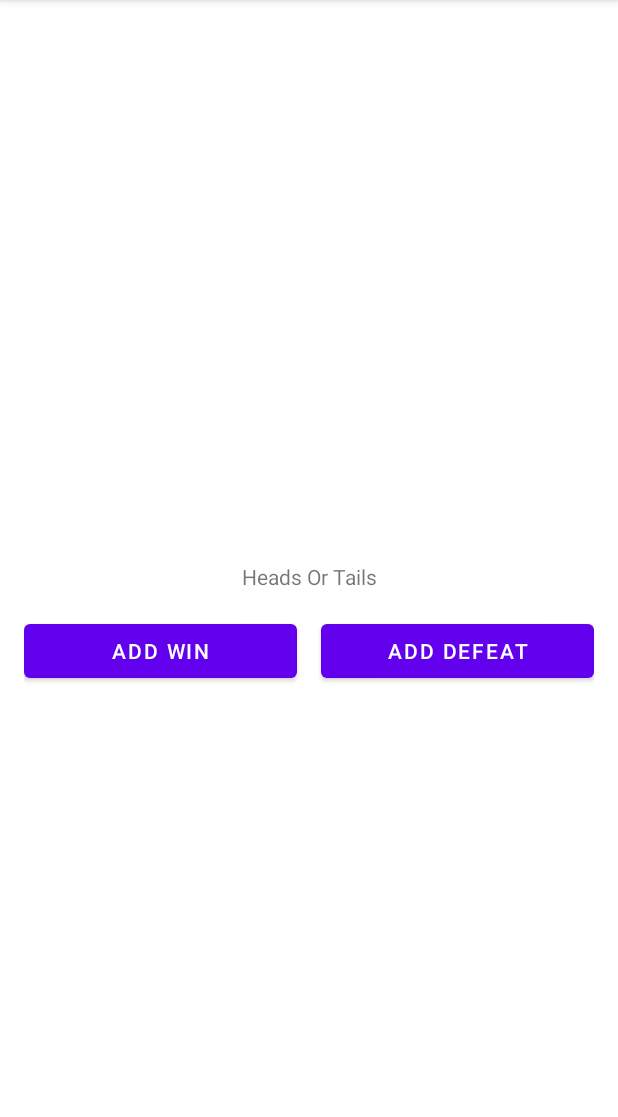
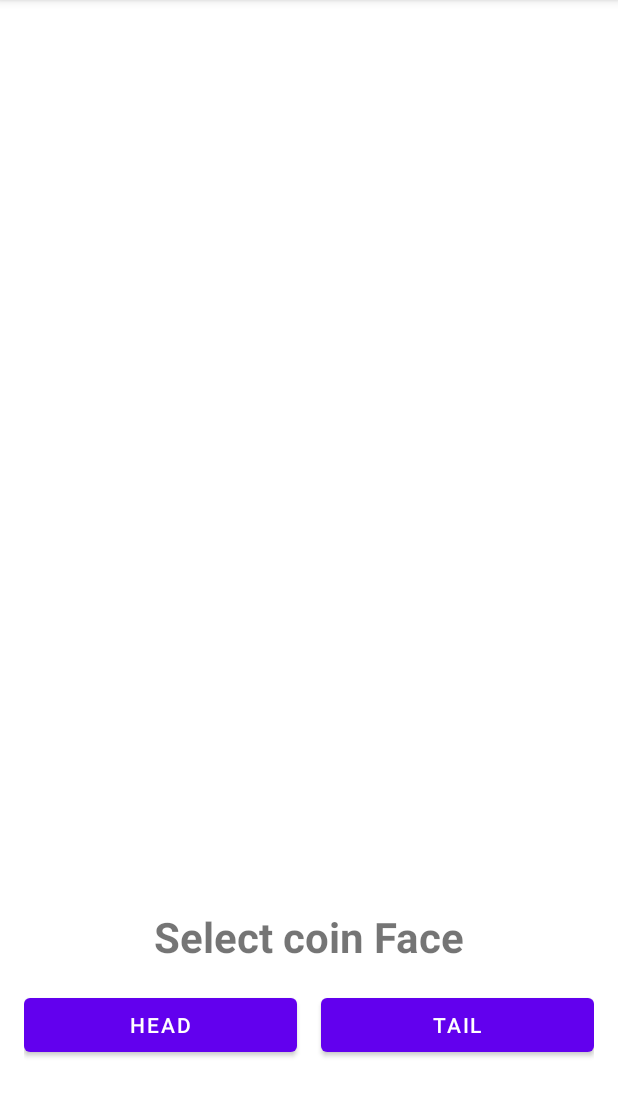
Before and after one commit to Gustavo-F/Programacao-Dispositivos-Moveis, an Android app: the HeadsTailsFragment screen opened through its navigation route, on a phone screen of 412 x 824 dp, the part 84-1201 px from its top. Run offline under Robolectric (Android 15) with nearby library versions, the phone set to English and light mode, and no system bars.

Commit message:
Implementaçãp dp jogo de cara e coroa

```diff
--- a/AppGames/app/src/main/java/com/gustavo/appgames/HeadsTailsFragment.kt
+++ b/AppGames/app/src/main/java/com/gustavo/appgames/HeadsTailsFragment.kt
@@ -1,9 +1,13 @@
 package com.gustavo.appgames
 
+import android.annotation.SuppressLint
 import android.os.Bundle
 import android.view.LayoutInflater
 import android.view.View
+import android.view.View.INVISIBLE
+import android.view.View.VISIBLE
 import android.view.ViewGroup
+import android.widget.Toast
 import androidx.fragment.app.Fragment
 import com.gustavo.appgames.databinding.FragmentHeadsTailsBinding
 
@@ -11,12 +15,13 @@ class HeadsTailsFragment: Fragment(R.layout.fragment_heads_tails) {
 
     private var _binding: FragmentHeadsTailsBinding? = null
     private val binding get() = _binding!!
+    private var selectedFace: Int = -1
 
     override fun onCreateView(
         inflater: LayoutInflater,
         container: ViewGroup?,
         savedInstanceState: Bundle?
-    ): View? {
+    ): View {
         _binding = FragmentHeadsTailsBinding.inflate(inflater, container, false)
         return binding.root
     }
@@ -29,12 +34,42 @@ class HeadsTailsFragment: Fragment(R.layout.fragment_heads_tails) {
     override fun onViewCreated(view: View, savedInstanceState: Bundle?) {
         super.onViewCreated(view, savedInstanceState)
 
-        binding.addWinButton.setOnClickListener {
-            Data.loggedUser?.winsAndDefeats!![0].wins += 1
+        binding.selectHeadButton.setOnClickListener {
+            selectedFace = 0
+            setCoinFace()
         }
 
-        binding.addDefeatButton.setOnClickListener {
-            Data.loggedUser?.winsAndDefeats!![0].defeats += 1
+        binding.selectTailButton.setOnClickListener {
+            selectedFace = 1
+            setCoinFace()
         }
     }
+
+    @SuppressLint("SetTextI18n")
+    private fun setCoinFace(){
+        if (binding.coinFaceImageView.visibility == VISIBLE){
+            binding.coinFaceImageView.visibility = INVISIBLE
+        }
+
+        Toast.makeText(context, "Flipping the coin...   ", Toast.LENGTH_SHORT).show()
+
+        Thread.sleep(2000)
+
+        val randValue = (0..1).random()
+
+        when(randValue){
+            0 -> binding.coinFaceImageView.setImageResource(R.drawable.dogecoin_front)
+            1 -> binding.coinFaceImageView.setImageResource(R.drawable.dogecoin_back)
+        }
+
+        if (randValue == selectedFace){
+            binding.resultTextView.text = "YOU WIN!!!"
+            Data.loggedUser!!   .winsAndDefeats[0].wins += 1
+        } else {
+            binding.resultTextView.text = "I'm Sorry! You lost, try again."
+            Data.loggedUser!!.winsAndDefeats[0].defeats += 1
+        }
+
+        binding.coinFaceImageView.visibility = VISIBLE
+    }
 }
--- a/AppGames/app/src/main/res/layout/fragment_heads_tails.xml
+++ b/AppGames/app/src/main/res/layout/fragment_heads_tails.xml
@@ -6,38 +6,65 @@
     xmlns:app="http://schemas.android.com/apk/res-auto"
     tools:context=".HeadsTailsFragment">
 
+    <ImageView
+        android:id="@+id/coinFaceImageView"
+        android:layout_width="wrap_content"
+        android:layout_height="wrap_content"
+        android:visibility="invisible"
+        app:layout_constraintBottom_toBottomOf="parent"
+        app:layout_constraintEnd_toEndOf="parent"
+        app:layout_constraintStart_toStartOf="parent"
+        app:layout_constraintTop_toTopOf="parent"></ImageView>
+
     <TextView
         android:id="@+id/headsTailsTextView"
         android:layout_width="wrap_content"
         android:layout_height="wrap_content"
-        android:text="@string/heads_or_tails"
+        android:layout_marginTop="480dp"
+        android:text="@string/select_coin_face"
+        android:textSize="28sp"
+        android:textStyle="bold"
         app:layout_constraintBottom_toBottomOf="parent"
         app:layout_constraintEnd_toEndOf="parent"
         app:layout_constraintStart_toStartOf="parent"
         app:layout_constraintTop_toTopOf="parent" />
+
+    <TextView
+        android:id="@+id/resultTextView"
+        android:layout_width="wrap_content"
+        android:layout_height="wrap_content"
+        android:layout_marginTop="128dp"
+        android:textSize="28sp"
+        android:textStyle="bold"
+        android:visibility="visible"
+        app:layout_constraintEnd_toEndOf="parent"
+        app:layout_constraintStart_toStartOf="parent"
+        app:layout_constraintTop_toTopOf="parent"
+        tools:visibility="visible" />
 
     <LinearLayout
         android:layout_width="match_parent"
         android:layout_height="wrap_content"
         android:orientation="horizontal"
         android:padding="16dp"
-        app:layout_constraintTop_toBottomOf="@+id/headsTailsTextView">
+        app:layout_constraintTop_toBottomOf="@+id/headsTailsTextView"
+        tools:layout_editor_absoluteX="0dp">
 
         <Button
-            android:id="@+id/addWinButton"
+            android:id="@+id/selectHeadButton"
             android:layout_width="match_parent"
             android:layout_height="wrap_content"
-            android:layout_marginRight="8dp"
+            android:layout_marginEnd="8dp"
             android:layout_weight="1"
-            android:text="@string/add_win" />
+            android:text="@string/head" />
 
         <Button
-            android:id="@+id/addDefeatButton"
+            android:id="@+id/selectTailButton"
             android:layout_width="match_parent"
             android:layout_height="wrap_content"
-            android:layout_marginLeft="8dp"
+            android:layout_marginStart="8dp"
             android:layout_weight="1"
-            android:text="@string/add_defeat" />
+            android:text="@string/tail" />
     </LinearLayout>
 
 </androidx.constraintlayout.widget.ConstraintLayout>
--- a/AppGames/app/src/main/res/values/strings.xml
+++ b/AppGames/app/src/main/res/values/strings.xml
@@ -12,4 +12,7 @@
     <string name="heads_or_tails">Heads Or Tails</string>
     <string name="add_defeat">Add Defeat</string>
     <string name="add_win">Add Win</string>
+    <string name="select_coin_face">Select coin Face</string>
+    <string name="head">Head</string>
+    <string name="tail">Tail</string>
 </resources>
```
